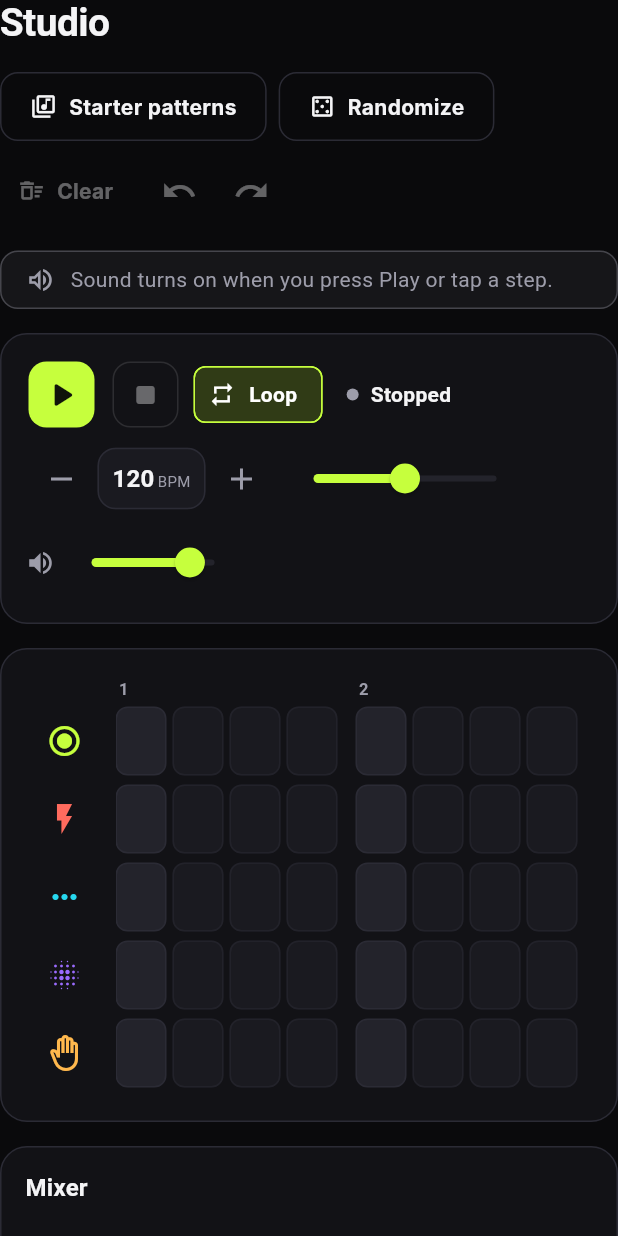
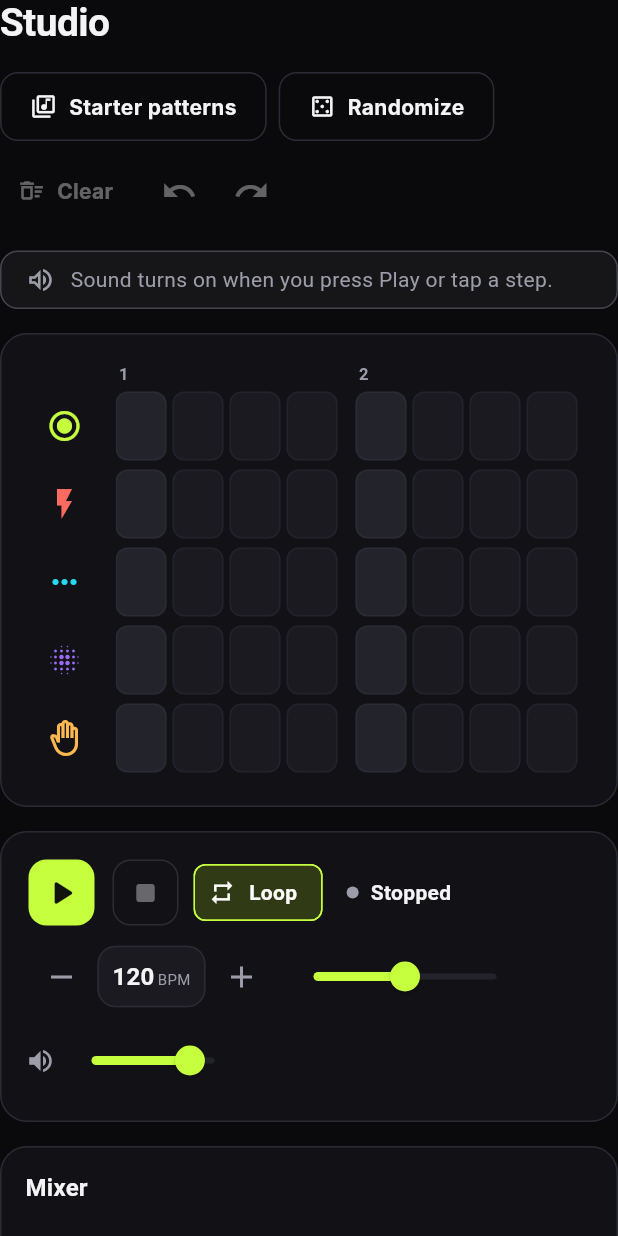
Before and after one commit to backslashcoder/beatgrids, a Flutter app: the _StudioView widget shown alone on an empty page, opened directly, on a phone screen of 412 x 824 dp. Run offline on Flutter 3.47's test engine with Material 3 defaults, Android fonts, the phone set to English and light mode, and no system bars; our stand-ins replace equatable, file_picker, flutter_bloc, go_router, supabase_flutter; missing offline and left inert: dart:js_interop; accounts and stored records are empty.

Commit message:
Refactor StudioPage layout for responsive design
- Introduced a variable to determine narrow screen width.
- Adjusted the order of UI components in StudioPage for better visibility on mobile devices, placing the SequencerGrid above the TransportBar on smaller screens.

```diff
--- a/lib/features/studio/presentation/studio_page.dart
+++ b/lib/features/studio/presentation/studio_page.dart
@@ -41,6 +41,7 @@ class _StudioView extends StatelessWidget {
   Widget build(BuildContext context) {
     final cubit = context.read<StudioCubit>();
     final text = Theme.of(context).textTheme;
+    final narrow = MediaQuery.sizeOf(context).width < 900;
     return Shortcuts(
       shortcuts: {
         const SingleActivator(LogicalKeyboardKey.space): const _PlayIntent(),
@@ -86,12 +87,17 @@ class _StudioView extends StatelessWidget {
               const StudioToolbar(),
               const SizedBox(height: AppSpacing.md),
               const AudioBanner(),
-              _Panel(child: const TransportBar()),
-              const SizedBox(height: AppSpacing.md),
-              _Panel(child: const SequencerGrid()),
-              if (MediaQuery.sizeOf(context).width < 900) ...[
+              // On phones the grid comes first so it is visible without scrolling.
+              if (narrow) ...[
+                _Panel(child: const SequencerGrid()),
+                const SizedBox(height: AppSpacing.md),
+                _Panel(child: const TransportBar()),
                 const SizedBox(height: AppSpacing.md),
                 _Panel(title: 'Mixer', child: const MixerPanel()),
+              ] else ...[
+                _Panel(child: const TransportBar()),
+                const SizedBox(height: AppSpacing.md),
+                _Panel(child: const SequencerGrid()),
               ],
               const SizedBox(height: AppSpacing.xl),
             ],
```
